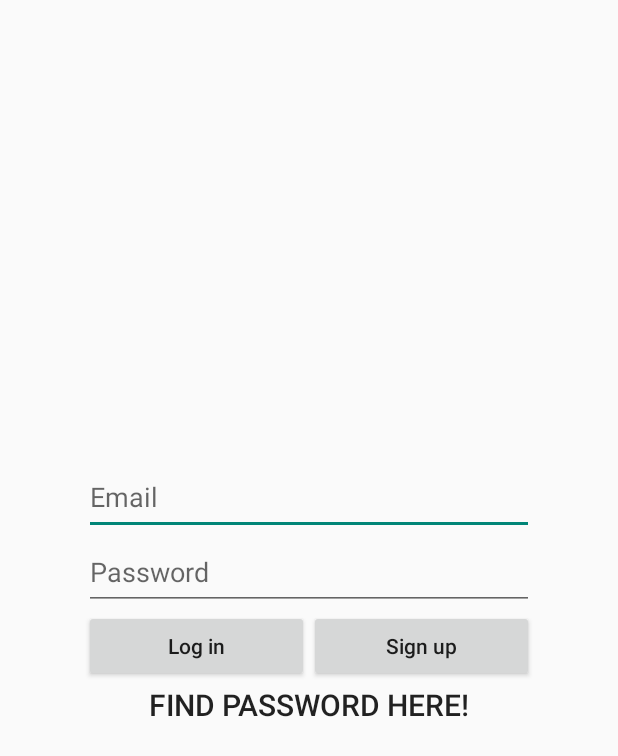
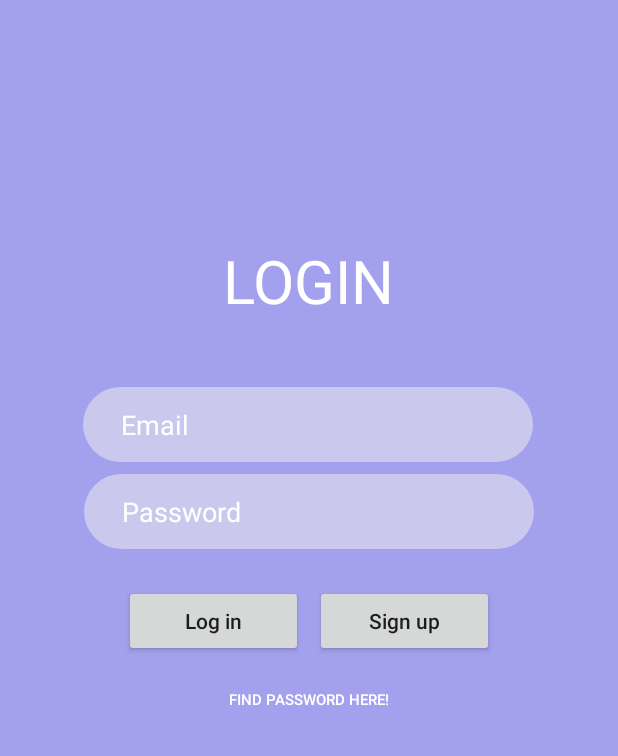
Before and after one commit to soomin0328/Graduation_Project, an Android app: the screen it shows after launch (MainActivity), on a phone screen of 412 x 824 dp. Shown: the top 756 px of the screen. Run offline under Robolectric (Android 15) with nearby library versions, the phone set to English and light mode, and no system bars; our stand-ins replace Firebase (no records; nobody signed in at launch, a user with empty details on screens opened directly).

Commit message:
Change Design

```diff
--- a/app/src/main/AndroidManifest.xml
+++ b/app/src/main/AndroidManifest.xml
@@ -11,15 +11,15 @@
 
     <application
         android:allowBackup="true"
-        android:icon="@mipmap/ic_launcher"
+        android:icon="@mipmap/images"
         android:label="@string/app_name"
         android:theme="@style/AppTheme">
 
         <activity
             android:name=".MainActivity"
             android:configChanges="keyboardHidden|orientation"
-            android:label="@string/app_name"
-            android:screenOrientation="portrait">
+            android:screenOrientation="portrait"
+            android:theme="@style/LoginTheme">
 
             <!--<intent-filter>-->
             <!--<action android:name="android.intent.action.MAIN" />-->
@@ -33,7 +33,6 @@
             <intent-filter>
 
                 <action android:name="android.intent.action.MAIN" />
-
                 <category android:name="android.intent.category.LAUNCHER" />
 
             </intent-filter>
--- /dev/null
+++ b/app/src/main/res/drawable/back.xml
@@ -0,0 +1,45 @@
+<?xml version="1.0" encoding="utf-8"?>
+<selector xmlns:android="http://schemas.android.com/apk/res/android">
+    <item android:state_enabled="true" android:state_pressed="true">
+        <shape>
+            <gradient android:angle="270" android:endColor="#87eeeeee" android:startColor="#87eeeeee" />
+
+            <stroke android:color="#87eeeeee"/>
+            <solid android:color="#87eeeeee"/>
+            <corners android:radius="45dp" />
+
+            <padding android:bottom="7dip" android:left="7dip" android:right="7dip" android:top="7dip" />
+        </shape>
+    </item>
+    <item android:state_enabled="true" android:state_focused="true">
+        <shape>
+            <gradient android:angle="270" android:endColor="#87eeeeee" android:startColor="#87eeeeee" />
+
+            <stroke android:color="#87eeeeee"/>
+            <solid android:color="#87eeeeee"/>
+            <corners android:radius="45dp" />
+
+            <padding android:bottom="7dip" android:left="7dip" android:right="7dip" android:top="7dip" />
+        </shape>
+    </item>
+    <item android:state_enabled="false">
+        <shape>
+            <gradient android:angle="270" android:endColor="#87eeeeee" android:startColor="#87eeeeee" />
+
+            <corners android:radius="45dp" />
+            <solid android:color="#87eeeeee"/>
+            <padding android:bottom="7dip" android:left="7dip" android:right="7dip" android:top="7dip" />
+        </shape>
+    </item>
+    <item android:state_enabled="true">
+        <shape>
+            <gradient android:angle="270" android:endColor="#87eeeeee" android:startColor="#87eeeeee" />
+
+            <stroke android:color="#87eeeeee"/>
+            <solid android:color="#87eeeeee"/>
+            <corners android:radius="45dp" />
+
+            <padding android:bottom="7dip" android:left="7dip" android:right="7dip" android:top="7dip" />
+        </shape>
+    </item>
+</selector>
--- a/app/src/main/res/layout/activity_main.xml
+++ b/app/src/main/res/layout/activity_main.xml
@@ -1,61 +1,124 @@
 <?xml version="1.0" encoding="utf-8"?>
-<RelativeLayout xmlns:android="http://schemas.android.com/apk/res/android"
+<android.support.constraint.ConstraintLayout xmlns:android="http://schemas.android.com/apk/res/android"
+    xmlns:app="http://schemas.android.com/apk/res-auto"
     xmlns:tools="http://schemas.android.com/tools"
     android:layout_width="match_parent"
     android:layout_height="match_parent"
-    tools:context=".MainActivity">
+    android:background="#A3A0ED">
 
-    <RelativeLayout
-        android:layout_width="match_parent"
-        android:layout_height="210dp"
-        android:layout_centerVertical="true">
-
-        <EditText
-            android:id="@+id/emailInput"
-            android:layout_width="300dp"
-            android:layout_height="50dp"
-            android:ems="10"
-            android:layout_centerHorizontal="true"
-            android:hint="Email"
-            android:inputType="textEmailAddress" />
-
-        <EditText
-            android:id="@+id/passwordInput"
-            android:layout_centerHorizontal="true"
-            android:layout_width="300dp"
-            android:layout_height="50dp"
-            android:ems="10"
-            android:inputType="textPassword"
-            android:hint="Password"
-            android:layout_below="@id/emailInput"/>
+    <android.support.constraint.ConstraintLayout
+        android:layout_width="wrap_content"
+        android:layout_height="wrap_content"
+        android:layout_marginEnd="8dp"
+        android:layout_marginStart="8dp"
+        android:layout_marginTop="24dp"
+        app:layout_constraintEnd_toEndOf="parent"
+        app:layout_constraintStart_toStartOf="parent"
+        app:layout_constraintTop_toBottomOf="@+id/passwordInput">
 
         <Button
             android:id="@+id/loginButton"
-            android:layout_width="150dp"
+            android:layout_width="119dp"
             android:layout_height="wrap_content"
+            android:layout_alignParentBottom="true"
             android:layout_alignStart="@+id/emailInput"
-            android:layout_below="@+id/passwordInput"
+            android:layout_marginEnd="8dp"
+            android:layout_marginStart="8dp"
+            android:layout_marginTop="16dp"
             android:text="Log in"
-            android:textAllCaps="false"/>
+            android:textAllCaps="false"
+            app:layout_constraintEnd_toEndOf="parent"
+            app:layout_constraintHorizontal_bias="0.0"
+            app:layout_constraintStart_toStartOf="parent"
+            app:layout_constraintTop_toBottomOf="@+id/passwordInput" />
 
         <Button
             android:id="@+id/signupButton"
-            android:layout_width="150dp"
+            android:layout_width="119dp"
             android:layout_height="wrap_content"
             android:layout_alignEnd="@+id/emailInput"
-            android:layout_below="@+id/passwordInput"
+            android:layout_alignTop="@+id/loginButton"
+            android:layout_marginEnd="8dp"
+            android:layout_marginStart="8dp"
+            android:layout_marginTop="24dp"
             android:text="Sign up"
-            android:textAllCaps="false" />
+            android:textAllCaps="false"
+            app:layout_constraintEnd_toEndOf="parent"
+            app:layout_constraintHorizontal_bias="0.0"
+            app:layout_constraintStart_toEndOf="@+id/loginButton"
+            app:layout_constraintTop_toBottomOf="@+id/passwordInput" />
+    </android.support.constraint.ConstraintLayout>
 
-        <Button
-            android:id="@+id/findPassword"
-            android:layout_width="300dp"
-            android:layout_height="30dp"
-            android:layout_below="@+id/signupButton"
-            android:layout_centerHorizontal="true"
-            android:background="#00ff0000"
-            android:text="Find Password Here!"
-            android:textSize="20dp" />
-    </RelativeLayout>
+    <Button
+        android:id="@+id/findPassword"
+        android:layout_width="232dp"
+        android:layout_height="25dp"
+        android:layout_alignParentBottom="true"
+        android:layout_centerHorizontal="true"
+        android:layout_marginEnd="8dp"
+        android:layout_marginStart="8dp"
+        android:layout_marginTop="88dp"
+        android:background="#00ff0000"
+        android:text="Find Password Here!"
+        android:textColor="#ffffff"
+        android:textSize="10dp"
+        app:layout_constraintEnd_toEndOf="parent"
+        app:layout_constraintHorizontal_bias="0.496"
+        app:layout_constraintStart_toStartOf="parent"
+        app:layout_constraintTop_toBottomOf="@+id/passwordInput" />
 
-</RelativeLayout>
+    <EditText
+        android:id="@+id/passwordInput"
+        android:layout_width="300dp"
+        android:layout_height="50dp"
+        android:layout_alignParentBottom="true"
+        android:layout_centerHorizontal="true"
+        android:layout_marginEnd="8dp"
+        android:layout_marginStart="8dp"
+        android:layout_marginTop="8dp"
+        android:background="@drawable/back"
+        android:ems="10"
+        android:hint="Password"
+        android:inputType="textPassword"
+        android:paddingLeft="25dp"
+        android:textColorHint="#ffffff"
+        app:layout_constraintEnd_toEndOf="parent"
+        app:layout_constraintStart_toStartOf="parent"
+        app:layout_constraintTop_toBottomOf="@+id/emailInput" />
+
+    <EditText
+        android:id="@+id/emailInput"
+        android:layout_width="300dp"
+        android:layout_height="50dp"
+        android:layout_alignParentTop="true"
+        android:layout_centerHorizontal="true"
+        android:layout_marginEnd="8dp"
+        android:layout_marginStart="8dp"
+        android:layout_marginTop="44dp"
+        android:background="@drawable/back"
+        android:ems="10"
+        android:hint="Email"
+        android:inputType="textEmailAddress"
+        android:paddingLeft="25dp"
+        android:textColorHint="#ffffff"
+        app:layout_constraintEnd_toEndOf="parent"
+        app:layout_constraintHorizontal_bias="0.494"
+        app:layout_constraintStart_toStartOf="parent"
+        app:layout_constraintTop_toBottomOf="@+id/textView" />
+
+    <TextView
+        android:id="@+id/textView"
+        android:layout_width="wrap_content"
+        android:layout_height="wrap_content"
+        android:layout_alignParentTop="true"
+        android:layout_centerHorizontal="true"
+        android:layout_marginEnd="8dp"
+        android:layout_marginStart="8dp"
+        android:layout_marginTop="160dp"
+        android:text="LOGIN"
+        android:textColor="#ffffff"
+        android:textSize="40dp"
+        app:layout_constraintEnd_toEndOf="parent"
+        app:layout_constraintStart_toStartOf="parent"
+        app:layout_constraintTop_toTopOf="parent" />
+</android.support.constraint.ConstraintLayout>
--- a/app/src/main/res/values/colors.xml
+++ b/app/src/main/res/values/colors.xml
@@ -9,4 +9,8 @@
     <color name="sky">#caebfd</color>
     <color name="colorPrimaryDark_1">#00757575</color>
     <color name="accent_material_light_1">#003df5</color>
+    <color name="accent_material_light">#7348f5</color>
+    <color name="colorBackground">#0b0a0a</color>
+    <color name="background_material_light">#dd020000</color>
+    <color name="darker_gray">#fdfdfd</color>
 </resources>
--- a/app/src/main/res/values/styles.xml
+++ b/app/src/main/res/values/styles.xml
@@ -17,4 +17,7 @@
         <item name="android:windowBackground">@drawable/background_splash</item>
     </style>
 
+    <style name="LoginTheme" parent="Theme.AppCompat.Light.NoActionBar">
+    </style>
+
 </resources>
```
Also changed, not shown: app/src/main/res/drawable/email.png (added), app/src/main/res/mipmap-hdpi/ic_launcher.png (deleted), app/src/main/res/mipmap-hdpi/images.png (added), app/src/main/res/mipmap-mdpi/ic_launcher.png (deleted), app/src/main/res/mipmap-mdpi/images.png (added), app/src/main/res/mipmap-xhdpi/ic_launcher.png (deleted), app/src/main/res/mipmap-xhdpi/images.png (added), app/src/main/res/mipmap-xxhdpi/ic_launcher.png (deleted), app/src/main/res/mipmap-xxhdpi/images.png (added).
